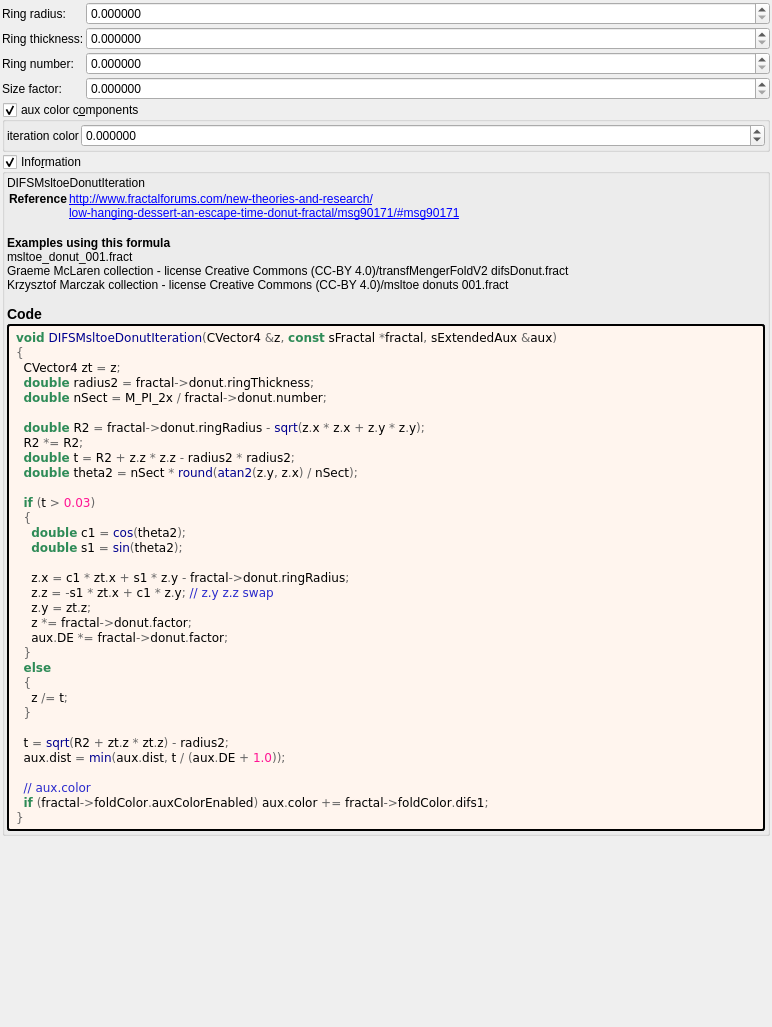
First picture: the form in mandelbulber2/formula/ui/difs_msltoe_donut.ui, repository irinox-ctrl/mandelbulber2, before the edit.
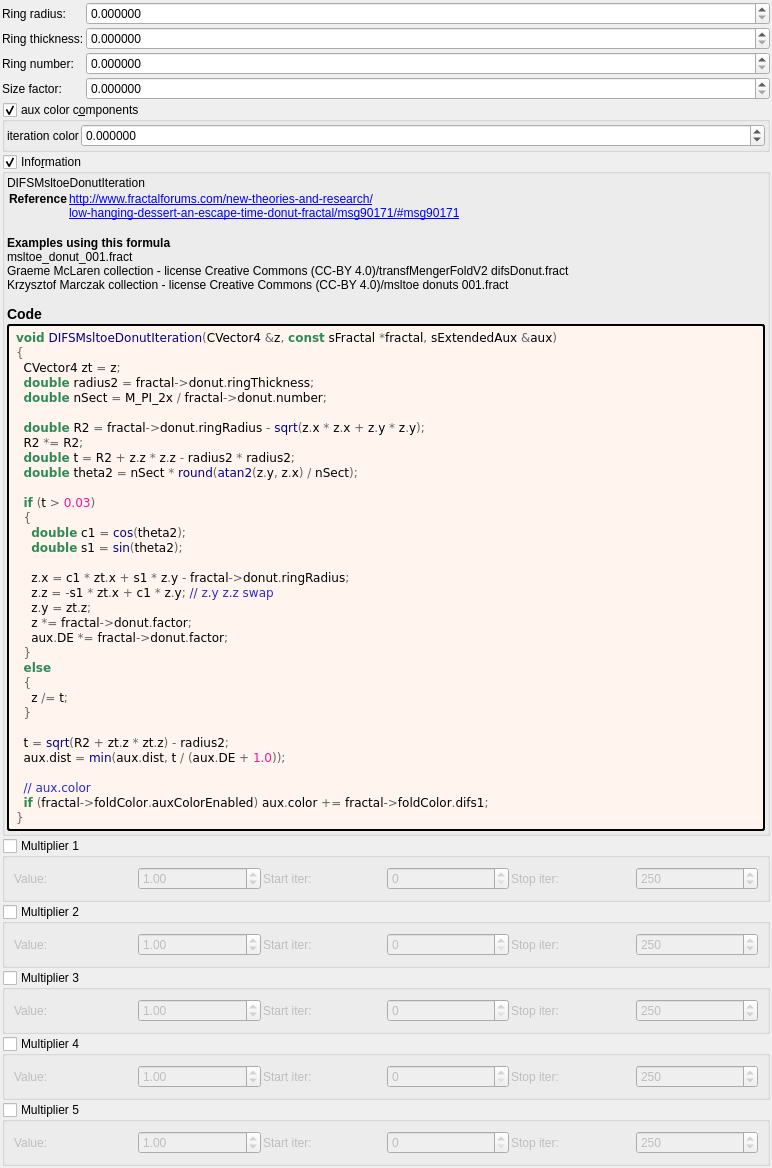
Second picture: the form after the edit. Custom widgets are drawn as their Qt base class.

Commit message:
feat: add 5 general-purpose multipliers to all 1007 fractal formulas
Each multiplier has:
- Checkbox (OFF by default)
- Value spinbox (default 1.0, range -100 to 100)
- Iteration start/stop range

Logic: z *= value; DE *= |value|;

Uses existing transformCommon parameters:
- Checkboxes: functionEnabledBx/By/Bz/Bw/CzFalse
- Values: scale4/5/6/8/16
- Ranges: startIterationsB-F/stopIterationsB-F

Modified 1007 .cpp (CPU), 1006 .cl (GPU), 1023 .ui files.
Both source (formula/) and deploy (deploy/share/) copies updated.

What changed in the file:
```diff
--- a/mandelbulber2/formula/ui/difs_msltoe_donut.ui
+++ b/mandelbulber2/formula/ui/difs_msltoe_donut.ui
@@ -347,6 +347,192 @@
      </layout>
     </widget>
    </item>
+   <item>
+    <widget class="MyGroupBox" name="groupCheck_transf_function_enabledBx_false">
+     <property name="title"><string>Multiplier 1</string></property>
+     <property name="checkable"><bool>true</bool></property>
+     <property name="checked"><bool>false</bool></property>
+     <layout class="QGridLayout" name="gridLayout_mult1">
+      <property name="spacing"><number>2</number></property>
+      <item row="0" column="0">
+       <widget class="QLabel"><property name="text"><string>Value:</string></property></widget>
+      </item>
+      <item row="0" column="1">
+       <widget class="MyDoubleSpinBox" name="spinbox_transf_scale_4">
+        <property name="minimum"><double>-100.0</double></property><property name="maximum"><double>100.0</double></property>
+        <property name="singleStep"><double>0.01</double></property><property name="value"><double>1.0</double></property>
+       </widget>
+      </item>
+      <item row="0" column="2">
+       <widget class="QLabel"><property name="text"><string>Start iter:</string></property></widget>
+      </item>
+      <item row="0" column="3">
+       <widget class="MySpinBox" name="spinboxInt_transf_start_iterations_B">
+        <property name="minimum"><number>0</number></property><property name="maximum"><number>10000</number></property>
+        <property name="value"><number>0</number></property>
+       </widget>
+      </item>
+      <item row="0" column="4">
+       <widget class="QLabel"><property name="text"><string>Stop iter:</string></property></widget>
+      </item>
+      <item row="0" column="5">
+       <widget class="MySpinBox" name="spinboxInt_transf_stop_iterations_B">
+        <property name="minimum"><number>0</number></property><property name="maximum"><number>10000</number></property>
+        <property name="value"><number>250</number></property>
+       </widget>
+      </item>
+     </layout>
+    </widget>
+   </item>
+   <item>
+    <widget class="MyGroupBox" name="groupCheck_transf_function_enabledBy_false">
+     <property name="title"><string>Multiplier 2</string></property>
+     <property name="checkable"><bool>true</bool></property>
+     <property name="checked"><bool>false</bool></property>
+     <layout class="QGridLayout" name="gridLayout_mult2">
+      <property name="spacing"><number>2</number></property>
+      <item row="0" column="0">
+       <widget class="QLabel"><property name="text"><string>Value:</string></property></widget>
+      </item>
+      <item row="0" column="1">
+       <widget class="MyDoubleSpinBox" name="spinbox_transf_scale_5">
+        <property name="minimum"><double>-100.0</double></property><property name="maximum"><double>100.0</double></property>
+        <property name="singleStep"><double>0.01</double></property><property name="value"><double>1.0</double></property>
+       </widget>
+      </item>
+      <item row="0" column="2">
+       <widget class="QLabel"><property name="text"><string>Start iter:</string></property></widget>
+      </item>
+      <item row="0" column="3">
+       <widget class="MySpinBox" name="spinboxInt_transf_start_iterations_C">
+        <property name="minimum"><number>0</number></property><property name="maximum"><number>10000</number></property>
+        <property name="value"><number>0</number></property>
+       </widget>
+      </item>
+      <item row="0" column="4">
+       <widget class="QLabel"><property name="text"><string>Stop iter:</string></property></widget>
+      </item>
+      <item row="0" column="5">
+       <widget class="MySpinBox" name="spinboxInt_transf_stop_iterations_C">
+        <property name="minimum"><number>0</number></property><property name="maximum"><number>10000</number></property>
+        <property name="value"><number>250</number></property>
+       </widget>
+      </item>
+     </layout>
+    </widget>
+   </item>
+   <item>
+    <widget class="MyGroupBox" name="groupCheck_transf_function_enabledBz_false">
+     <property name="title"><string>Multiplier 3</string></property>
+     <property name="checkable"><bool>true</bool></property>
+     <property name="checked"><bool>false</bool></property>
+     <layout class="QGridLayout" name="gridLayout_mult3">
+      <property name="spacing"><number>2</number></property>
+      <item row="0" column="0">
+       <widget class="QLabel"><property name="text"><string>Value:</string></property></widget>
+      </item>
+      <item row="0" column="1">
+       <widget class="MyDoubleSpinBox" name="spinbox_transf_scale_6">
+        <property name="minimum"><double>-100.0</double></property><property name="maximum"><double>100.0</double></property>
+        <property name="singleStep"><double>0.01</double></property><property name="value"><double>1.0</double></property>
+       </widget>
+      </item>
+      <item row="0" column="2">
+       <widget class="QLabel"><property name="text"><string>Start iter:</string></property></widget>
+      </item>
+      <item row="0" column="3">
+       <widget class="MySpinBox" name="spinboxInt_transf_start_iterations_D">
+        <property name="minimum"><number>0</number></property><property name="maximum"><number>10000</number></property>
+        <property name="value"><number>0</number></property>
+       </widget>
+      </item>
+      <item row="0" column="4">
+       <widget class="QLabel"><property name="text"><string>Stop iter:</string></property></widget>
+      </item>
+      <item row="0" column="5">
+       <widget class="MySpinBox" name="spinboxInt_transf_stop_iterations_D">
+        <property name="minimum"><number>0</number></property><property name="maximum"><number>10000</number></property>
+        <property name="value"><number>250</number></property>
+       </widget>
+      </item>
+     </layout>
+    </widget>
+   </item>
+   <item>
+    <widget class="MyGroupBox" name="groupCheck_transf_function_enabledBw_false">
+     <property name="title"><string>Multiplier 4</string></property>
+     <property name="checkable"><bool>true</bool></property>
+     <property name="checked"><bool>false</bool></property>
+     <layout class="QGridLayout" name="gridLayout_mult4">
+      <property name="spacing"><number>2</number></property>
+      <item row="0" column="0">
+       <widget class="QLabel"><property name="text"><string>Value:</string></property></widget>
+      </item>
+      <item row="0" column="1">
+       <widget class="MyDoubleSpinBox" name="spinbox_transf_scale_8">
+        <property name="minimum"><double>-100.0</double></property><property name="maximum"><double>100.0</double></property>
+        <property name="singleStep"><double>0.01</double></property><property name="value"><double>1.0</double></property>
+       </widget>
+      </item>
+      <item row="0" column="2">
+       <widget class="QLabel"><property name="text"><string>Start iter:</string></property></widget>
+      </item>
+      <item row="0" column="3">
+       <widget class="MySpinBox" name="spinboxInt_transf_start_iterations_E">
+        <property name="minimum"><number>0</number></property><property name="maximum"><number>10000</number></property>
+        <property name="value"><number>0</number></property>
+       </widget>
+      </item>
+      <item row="0" column="4">
+       <widget class="QLabel"><property name="text"><string>Stop iter:</string></property></widget>
+      </item>
+      <item row="0" column="5">
+       <widget class="MySpinBox" name="spinboxInt_transf_stop_iterations_E">
+        <property name="minimum"><number>0</number></property><property name="maximum"><number>10000</number></property>
+        <property name="value"><number>250</number></property>
+       </widget>
+      </item>
+     </layout>
+    </widget>
+   </item>
+   <item>
+    <widget class="MyGroupBox" name="groupCheck_transf_function_enabledCz_false">
+     <property name="title"><string>Multiplier 5</string></property>
+     <property name="checkable"><bool>true</bool></property>
+     <property name="checked"><bool>false</bool></property>
+     <layout class="QGridLayout" name="gridLayout_mult5">
+      <property name="spacing"><number>2</number></property>
+      <item row="0" column="0">
+       <widget class="QLabel"><property name="text"><string>Value:</string></property></widget>
+      </item>
+      <item row="0" column="1">
+       <widget class="MyDoubleSpinBox" name="spinbox_transf_scale_16">
+        <property name="minimum"><double>-100.0</double></property><property name="maximum"><double>100.0</double></property>
+        <property name="singleStep"><double>0.01</double></property><property name="value"><double>1.0</double></property>
+       </widget>
+      </item>
+      <item row="0" column="2">
+       <widget class="QLabel"><property name="text"><string>Start iter:</string></property></widget>
+      </item>
+      <item row="0" column="3">
+       <widget class="MySpinBox" name="spinboxInt_transf_start_iterations_F">
+        <property name="minimum"><number>0</number></property><property name="maximum"><number>10000</number></property>
+        <property name="value"><number>0</number></property>
+       </widget>
+      </item>
+      <item row="0" column="4">
+       <widget class="QLabel"><property name="text"><string>Stop iter:</string></property></widget>
+      </item>
+      <item row="0" column="5">
+       <widget class="MySpinBox" name="spinboxInt_transf_stop_iterations_F">
+        <property name="minimum"><number>0</number></property><property name="maximum"><number>10000</number></property>
+        <property name="value"><number>250</number></property>
+       </widget>
+      </item>
+     </layout>
+    </widget>
+   </item>
+
    <item>
     <spacer name="verticalSpacer">
      <property name="orientation">
@@ -374,6 +560,11 @@
    <extends>QDoubleSpinBox</extends>
    <header>my_double_spin_box.h</header>
   </customwidget>
+   <customwidget>
+   <class>MySpinBox</class>
+   <extends>QSpinBox</extends>
+   <header>my_spin_box.h</header>
+  </customwidget>
  </customwidgets>
  <tabstops>
   <tabstop>spinbox_donut_ring_radius</tabstop>
```
The commit also changes 3972 other files.
